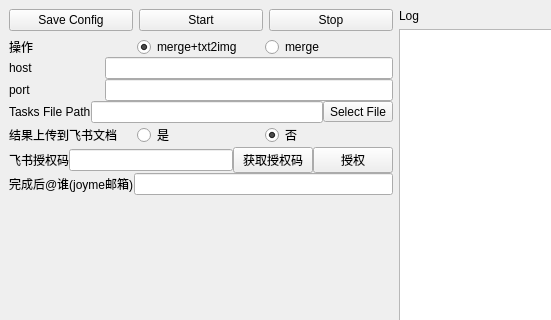
Before: the Qt Designer form ui/ui.ui in THtianhao/stable_diffusion_autotool, drawn with Qt 5; both pictures show x 0 to 551 and y 0 to 320 of the 791 by 637 pixel window.
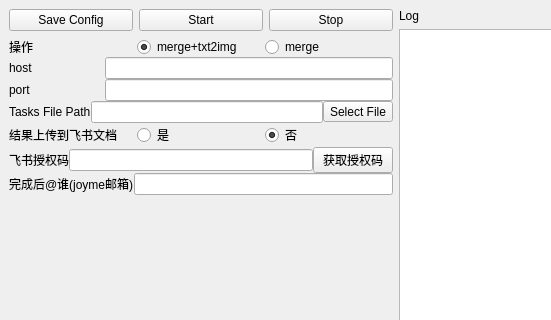
After: the same form once the commit is applied.

Commit message: 更新错误

```diff
--- a/ui/ui.ui
+++ b/ui/ui.ui
@@ -196,13 +196,6 @@
             </property>
            </widget>
           </item>
-          <item>
-           <widget class="QPushButton" name="feishuAuthor">
-            <property name="text">
-             <string>授权</string>
-            </property>
-           </widget>
-          </item>
          </layout>
         </item>
         <item>
```
Left out of the diff: 2 changed lines with no effect on the pictures. The commit also changes 2 other files.
